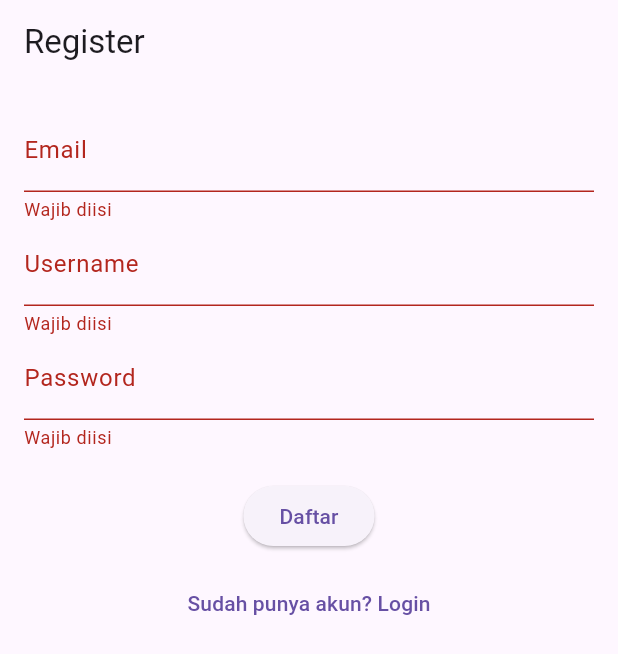
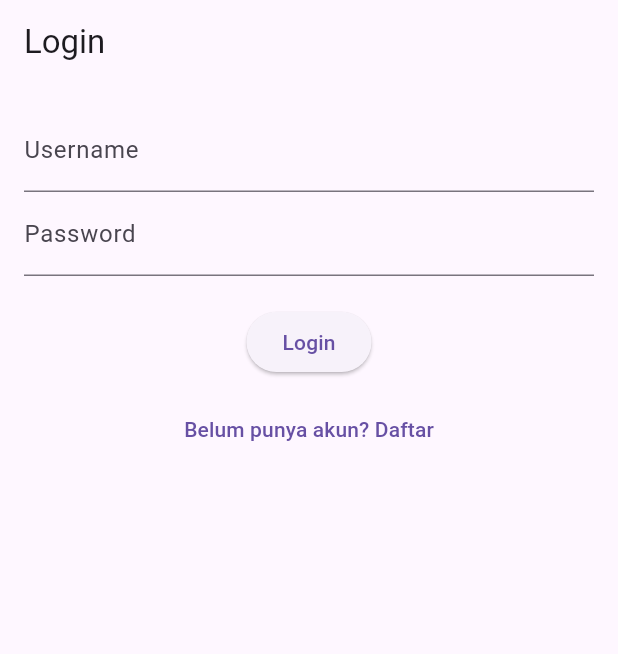
Before and after one commit to GuitherezDika/flutter_todo, a Flutter app: the screen it shows after launch, after a tap on "Daftar", after a tap on "Sudah punya akun? Login", on a phone screen of 412 x 824 dp. Shown: the top 654 px of the screen. Run offline on Flutter 3.47's test engine with Material 3 defaults, Android fonts, the phone set to English and light mode, and no system bars; our stand-ins replace shared_preferences.

Commit message:
init register http

```diff
--- a/lib/main.dart
+++ b/lib/main.dart
@@ -1,4 +1,5 @@
 import 'package:flutter/material.dart';
+import 'package:todo_app/screens/login_screen.dart';
 import 'package:todo_app/screens/register_screen.dart';
 
 void main() {
@@ -10,7 +11,7 @@ void main() {
     initialRoute: '/register',
     routes: {
       '/register': (context) => const RegisterScreen(),
-      // '/login': (context) => const LoginScreen()
+      '/login': (context) => const LoginScreen()
     }
 
     // runApp = run applikasi
--- a/lib/screens/login_screen.dart
+++ b/lib/screens/login_screen.dart
@@ -22,7 +22,7 @@ class _LoginScreenState extends State<LoginScreen> {
     setState(() {
       _isLoading = true;
     });
-    final url = Uri.parse('http://127.0.0.1:3000/auth/register');
+    final url = Uri.parse('http://192.168.0.114:3000/auth/register');
     final response = await http.post(
       url,
       headers: {'Content-Type': 'application/json'},
@@ -36,21 +36,56 @@ class _LoginScreenState extends State<LoginScreen> {
       final data = jsonDecode(response.body);
       if (data['accessToken'] != null) {
         final prefs = await SharedPreferences.getInstance();
+        // SharedPreferences = penyimpanan lokal flutter
+        // getInstance = method
         await prefs.setString('accessToken', data['accessToken']);
 
         Navigator.pushReplacementNamed(context, '/main');
+      } else {
+        ScaffoldMessenger.of(context).showSnackBar(
+            SnackBar(content: Text(data['message'] ?? 'Login gagal')));
+      }
+    } else {
+      ScaffoldMessenger.of(context).showSnackBar(
+        SnackBar(content: Text('Error: ${response.statusCode}')),
+      );
+    }
+  } // end Future
 
-        // SharedPreferencis = Package FLutter som tuk simpan data lokal kecil secata permanen
-        // tuk simpan token login, email, preferensi nsi
-        // getInstance = Method static tuk akses SharedPreferencis
-        // wajib pakai await ]\
-
-      } else {
-
-      }
-    }
-
-
-
-  } // end Future
+  @override
+  Widget build(BuildContext context) {
+    return Scaffold(
+        appBar: AppBar(title: const Text("Login")),
+        body: Padding(
+          padding: const EdgeInsets.all(16),
+          child: Form(
+              key: _formKey,
+              child: Column(
+                children: [
+                  TextFormField(
+                    controller: _usernameController,
+                    decoration: const InputDecoration(labelText: 'Username'),
+                    validator: (value) => value!.isEmpty ? 'Wajib diisi' : null,
+                  ),
+                  TextFormField(
+                    controller: _passwordController,
+                    decoration: const InputDecoration(labelText: 'Password'),
+                    obscureText: true,
+                    validator: (value) => value!.isEmpty ? 'Wajib diisi' : null,
+                  ),
+                  const SizedBox(height: 20),
+                  _isLoading
+                      ? const CircularProgressIndicator()
+                      : ElevatedButton(
+                          onPressed: _login, child: const Text('Login')),
+                  const SizedBox(height: 10),
+                  TextButton(
+                      onPressed: () {
+                        Navigator.pushReplacementNamed(context, '/register');
+                      },
+                      child: const Text('Belum punya akun? Daftar'))
+                ],
+              )),
+        ));
+  }
 } // end class
--- a/lib/screens/register_screen.dart
+++ b/lib/screens/register_screen.dart
@@ -1,4 +1,5 @@
 import 'dart:convert';
+import 'dart:developer';
 import 'package:flutter/material.dart';
 import 'package:http/http.dart' as http;
 
@@ -64,7 +65,7 @@ class _RegisterScreenState extends State<RegisterScreen> {
       _isLoading = true;
     });
 
-    final url = Uri.parse('http://127.0.0.1:3000/auth/register');
+    final url = Uri.parse('http://192.168.0.114:3000/auth/register');
     final response = await http.post(
       url,
       headers: {'Content-Type': 'application/json'},
```
Also changed, not shown: 2 other files.
